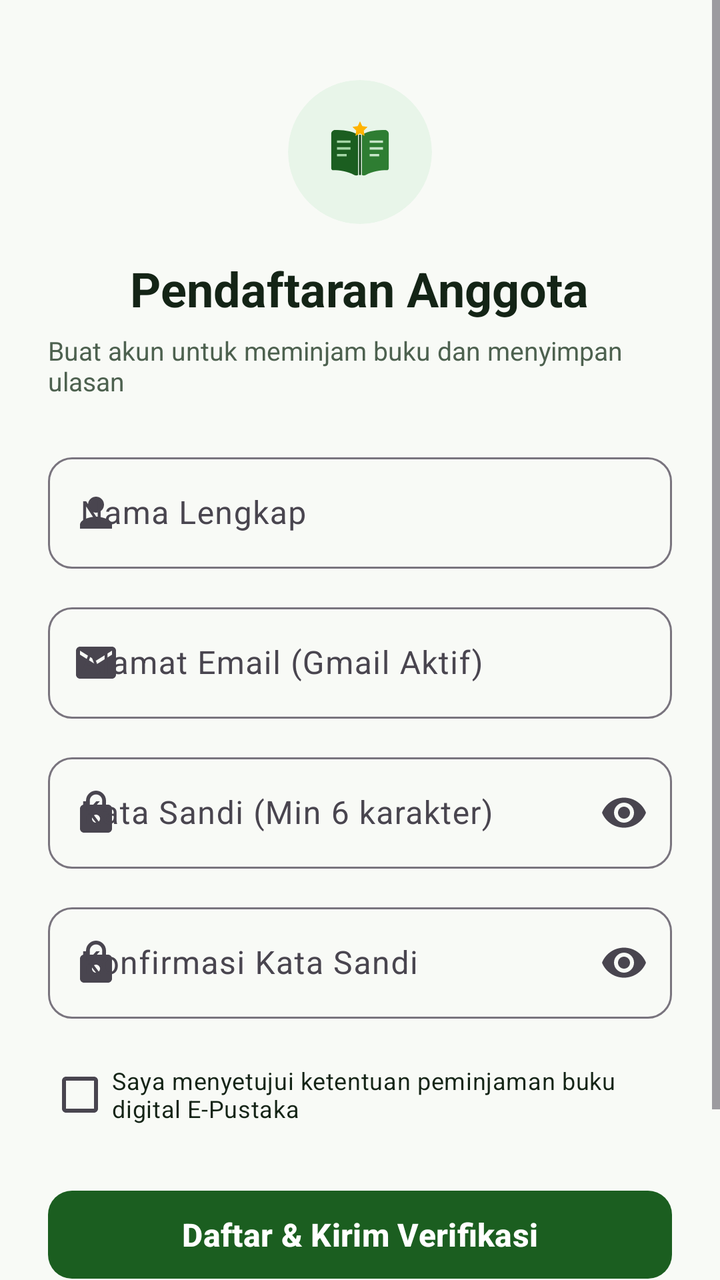
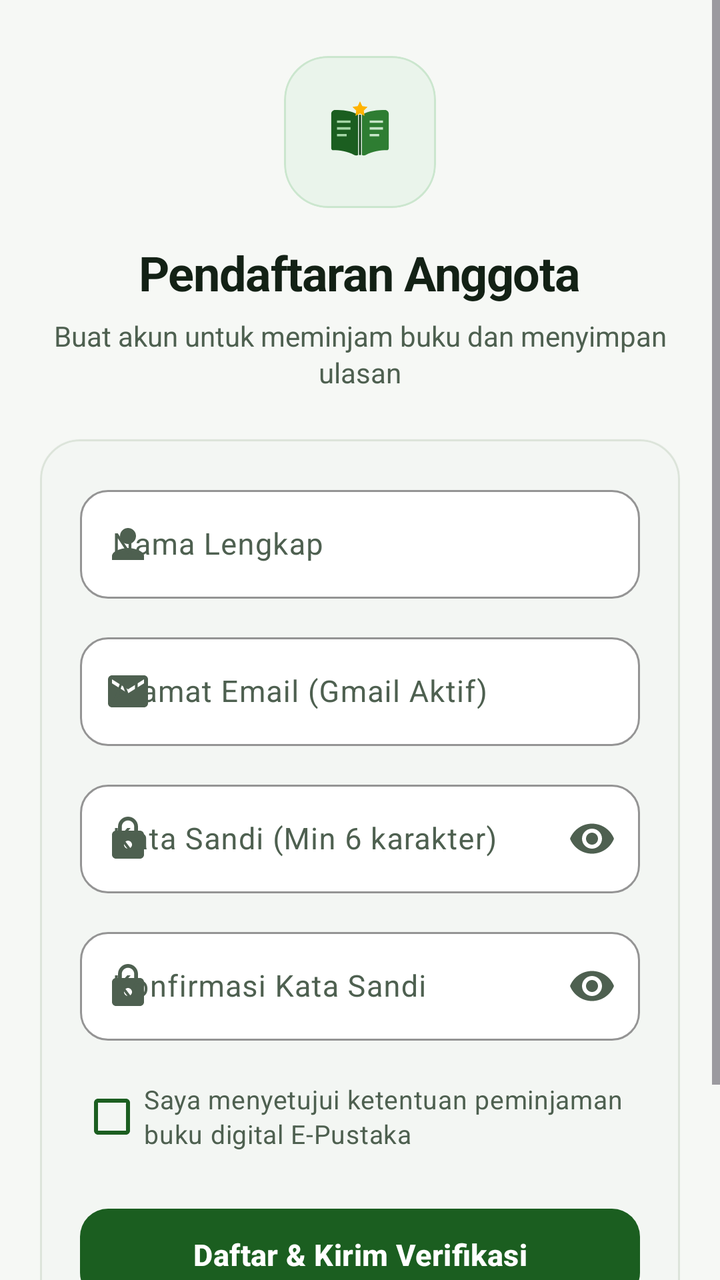

An Android layout rendered at two revisions. The XML below is the earlier revision; the diff shows what the commit changed to produce the second picture.
<!-- AndroidManifest.xml: application theme Theme.Perpustakaan2 -->
<!-- res/layout/activity_register.xml -->
<?xml version="1.0" encoding="utf-8"?>
<ScrollView xmlns:android="http://schemas.android.com/apk/res/android"
    xmlns:app="http://schemas.android.com/apk/res-auto"
    android:layout_width="match_parent"
    android:layout_height="match_parent"
    android:fillViewport="true"
    android:background="@color/background">

    <LinearLayout
        android:layout_width="match_parent"
        android:layout_height="wrap_content"
        android:gravity="center_horizontal"
        android:orientation="vertical"
        android:padding="24dp">

        <com.google.android.material.card.MaterialCardView
            android:layout_width="72dp"
            android:layout_height="72dp"
            android:layout_marginTop="16dp"
            app:cardBackgroundColor="@color/primary_light"
            app:cardCornerRadius="36dp"
            app:cardElevation="0dp"
            app:strokeWidth="0dp">

            <ImageView
                android:layout_width="46dp"
                android:layout_height="46dp"
                android:layout_gravity="center"
                android:contentDescription="@string/app_name"
                android:src="@drawable/ic_logo_epustaka" />
        </com.google.android.material.card.MaterialCardView>

        <TextView
            android:layout_width="wrap_content"
            android:layout_height="wrap_content"
            android:layout_marginTop="16dp"
            android:text="Pendaftaran Anggota"
            android:textColor="@color/text_primary"
            android:textSize="24sp"
            android:textStyle="bold" />

        <TextView
            android:layout_width="wrap_content"
            android:layout_height="wrap_content"
            android:layout_marginTop="6dp"
            android:text="Buat akun untuk meminjam buku dan menyimpan ulasan"
            android:textColor="@color/text_secondary"
            android:textSize="13sp" />

        <com.google.android.material.textfield.TextInputLayout
            android:id="@+id/tilNama"
            style="@style/Widget.Material3.TextInputLayout.OutlinedBox"
            android:layout_width="match_parent"
            android:layout_height="wrap_content"
            android:layout_marginTop="24dp"
            android:hint="Nama Lengkap"
            app:boxCornerRadiusBottomEnd="12dp"
            app:boxCornerRadiusBottomStart="12dp"
            app:boxCornerRadiusTopEnd="12dp"
            app:boxCornerRadiusTopStart="12dp"
            app:startIconDrawable="@drawable/ic_person">

            <com.google.android.material.textfield.TextInputEditText
                android:id="@+id/etNama"
                android:layout_width="match_parent"
                android:layout_height="wrap_content"
                android:inputType="textPersonName"
                android:singleLine="true" />
        </com.google.android.material.textfield.TextInputLayout>

        <com.google.android.material.textfield.TextInputLayout
            android:id="@+id/tilEmail"
            style="@style/Widget.Material3.TextInputLayout.OutlinedBox"
            android:layout_width="match_parent"
            android:layout_height="wrap_content"
            android:layout_marginTop="14dp"
            android:hint="Alamat Email (Gmail Aktif)"
            app:boxCornerRadiusBottomEnd="12dp"
            app:boxCornerRadiusBottomStart="12dp"
            app:boxCornerRadiusTopEnd="12dp"
            app:boxCornerRadiusTopStart="12dp"
            app:startIconDrawable="@drawable/ic_email">

            <com.google.android.material.textfield.TextInputEditText
                android:id="@+id/etEmail"
                android:layout_width="match_parent"
                android:layout_height="wrap_content"
                android:inputType="textEmailAddress"
                android:singleLine="true" />
        </com.google.android.material.textfield.TextInputLayout>

        <com.google.android.material.textfield.TextInputLayout
            android:id="@+id/tilPassword"
            style="@style/Widget.Material3.TextInputLayout.OutlinedBox"
            android:layout_width="match_parent"
            android:layout_height="wrap_content"
            android:layout_marginTop="14dp"
            android:hint="Kata Sandi (Min 6 karakter)"
            app:boxCornerRadiusBottomEnd="12dp"
            app:boxCornerRadiusBottomStart="12dp"
            app:boxCornerRadiusTopEnd="12dp"
            app:boxCornerRadiusTopStart="12dp"
            app:endIconMode="password_toggle"
            app:startIconDrawable="@drawable/ic_lock">

            <com.google.android.material.textfield.TextInputEditText
                android:id="@+id/etPassword"
                android:layout_width="match_parent"
                android:layout_height="wrap_content"
                android:inputType="textPassword"
                android:singleLine="true" />
        </com.google.android.material.textfield.TextInputLayout>

        <com.google.android.material.textfield.TextInputLayout
            android:id="@+id/tilPasswordConfirm"
            style="@style/Widget.Material3.TextInputLayout.OutlinedBox"
            android:layout_width="match_parent"
            android:layout_height="wrap_content"
            android:layout_marginTop="14dp"
            android:hint="Konfirmasi Kata Sandi"
            app:boxCornerRadiusBottomEnd="12dp"
            app:boxCornerRadiusBottomStart="12dp"
            app:boxCornerRadiusTopEnd="12dp"
            app:boxCornerRadiusTopStart="12dp"
            app:endIconMode="password_toggle"
            app:startIconDrawable="@drawable/ic_lock">

            <com.google.android.material.textfield.TextInputEditText
                android:id="@+id/etPasswordConfirm"
                android:layout_width="match_parent"
                android:layout_height="wrap_content"
                android:inputType="textPassword"
                android:singleLine="true" />
        </com.google.android.material.textfield.TextInputLayout>

        <CheckBox
            android:id="@+id/cbAgreeTerms"
            android:layout_width="match_parent"
            android:layout_height="wrap_content"
            android:layout_marginTop="14dp"
            android:text="Saya menyetujui ketentuan peminjaman buku digital E-Pustaka"
            android:textSize="12sp"
            android:textColor="@color/text_primary" />

        <com.google.android.material.button.MaterialButton
            android:id="@+id/btnRegister"
            android:layout_width="match_parent"
            android:layout_height="52dp"
            android:layout_marginTop="20dp"
            android:text="Daftar &amp; Kirim Verifikasi"
            android:textSize="16sp"
            android:textStyle="bold"
            app:cornerRadius="12dp" />

        <LinearLayout
            android:layout_width="wrap_content"
            android:layout_height="wrap_content"
            android:layout_marginTop="20dp"
            android:layout_marginBottom="32dp"
            android:gravity="center"
            android:orientation="horizontal">

            <TextView
                android:layout_width="wrap_content"
                android:layout_height="wrap_content"
                android:text="Sudah memiliki akun? "
                android:textColor="@color/text_secondary"
                android:textSize="14sp" />

            <TextView
                android:id="@+id/tvLoginLink"
                android:layout_width="wrap_content"
                android:layout_height="wrap_content"
                android:text="Masuk di sini"
                android:textColor="@color/primary"
                android:textSize="14sp"
                android:textStyle="bold" />
        </LinearLayout>
    </LinearLayout>
</ScrollView>
<!-- resources referenced by this layout -->
<resources>
  <color name="background">#F8FAF6</color>
  <color name="primary">#1B5E20</color>
  <color name="primary_light">#E8F5E9</color>
  <color name="text_primary">#142416</color>
  <color name="text_secondary">#4D614F</color>
  <string name="app_name">E-Pustaka</string>
  <style name="Theme.Perpustakaan2" parent="Theme.Material3.DayNight.NoActionBar">
          <item name="colorPrimary">@color/primary</item>
          <item name="colorPrimaryVariant">@color/primary_dark</item>
          <item name="colorSecondary">@color/secondary</item>
          <item name="android:statusBarColor">@color/background</item>
          <item name="android:windowLightStatusBar">true</item>
          <item name="android:windowBackground">@color/background</item>
          <item name="colorSurface">@color/surface</item>
          <item name="colorError">@color/error</item>
      </style>
  <color name="primary_dark">#0E3D13</color>
  <color name="secondary">#2E7D32</color>
  <color name="surface">#FFFFFF</color>
  <color name="error">#C62828</color>
  <!-- unchanged entries left out for length: 4 -->
</resources>

<!-- the commit's change to res/layout/activity_register.xml (unified diff, before → after) -->
@@ -3,24 +3,26 @@
     xmlns:app="http://schemas.android.com/apk/res-auto"
     android:layout_width="match_parent"
     android:layout_height="match_parent"
-    android:fillViewport="true"
-    android:background="@color/background">
+    android:background="@color/background"
+    android:fillViewport="true">
 
     <LinearLayout
         android:layout_width="match_parent"
         android:layout_height="wrap_content"
         android:gravity="center_horizontal"
         android:orientation="vertical"
-        android:padding="24dp">
+        android:paddingHorizontal="20dp"
+        android:paddingTop="28dp"
+        android:paddingBottom="32dp">
 
         <com.google.android.material.card.MaterialCardView
-            android:layout_width="72dp"
-            android:layout_height="72dp"
-            android:layout_marginTop="16dp"
+            android:layout_width="76dp"
+            android:layout_height="76dp"
             app:cardBackgroundColor="@color/primary_light"
-            app:cardCornerRadius="36dp"
+            app:cardCornerRadius="22dp"
             app:cardElevation="0dp"
-            app:strokeWidth="0dp">
+            app:strokeColor="@color/primary_container"
+            app:strokeWidth="1dp">
 
             <ImageView
                 android:layout_width="46dp"
@@ -34,7 +36,9 @@
             android:layout_width="wrap_content"
             android:layout_height="wrap_content"
             android:layout_marginTop="16dp"
+            android:letterSpacing="-0.02"
             android:text="Pendaftaran Anggota"
+            android:textAlignment="center"
             android:textColor="@color/text_primary"
             android:textSize="24sp"
             android:textStyle="bold" />
@@ -43,120 +47,130 @@
             android:layout_width="wrap_content"
             android:layout_height="wrap_content"
             android:layout_marginTop="6dp"
+            android:lineSpacingExtra="2dp"
             android:text="Buat akun untuk meminjam buku dan menyimpan ulasan"
+            android:textAlignment="center"
             android:textColor="@color/text_secondary"
-            android:textSize="13sp" />
+            android:textSize="14sp" />
 
-        <com.google.android.material.textfield.TextInputLayout
-            android:id="@+id/tilNama"
-            style="@style/Widget.Material3.TextInputLayout.OutlinedBox"
+        <com.google.android.material.card.MaterialCardView
             android:layout_width="match_parent"
             android:layout_height="wrap_content"
             android:layout_marginTop="24dp"
-            android:hint="Nama Lengkap"
-            app:boxCornerRadiusBottomEnd="12dp"
-            app:boxCornerRadiusBottomStart="12dp"
-            app:boxCornerRadiusTopEnd="12dp"
-            app:boxCornerRadiusTopStart="12dp"
-            app:startIconDrawable="@drawable/ic_person">
+            app:cardBackgroundColor="@color/surface"
+            app:cardCornerRadius="20dp"
+            app:cardElevation="1dp"
+            app:strokeColor="@color/outline"
+            app:strokeWidth="1dp">
 
-            <com.google.android.material.textfield.TextInputEditText
-                android:id="@+id/etNama"
+            <LinearLayout
                 android:layout_width="match_parent"
                 android:layout_height="wrap_content"
-                android:inputType="textPersonName"
-                android:singleLine="true" />
-        </com.google.android.material.textfield.TextInputLayout>
+                android:orientation="vertical"
+                android:padding="20dp">
 
-        <com.google.android.material.textfield.TextInputLayout
-            android:id="@+id/tilEmail"
-            style="@style/Widget.Material3.TextInputLayout.OutlinedBox"
-            android:layout_width="match_parent"
-            android:layout_height="wrap_content"
-            android:layout_marginTop="14dp"
-            android:hint="Alamat Email (Gmail Aktif)"
-            app:boxCornerRadiusBottomEnd="12dp"
-            app:boxCornerRadiusBottomStart="12dp"
-            app:boxCornerRadiusTopEnd="12dp"
-            app:boxCornerRadiusTopStart="12dp"
-            app:startIconDrawable="@drawable/ic_email">
+                <com.google.android.material.textfield.TextInputLayout
+                    android:id="@+id/tilNama"
+                    style="@style/Widget.Epustaka.TextInputLayout"
+                    android:layout_width="match_parent"
+                    android:layout_height="wrap_content"
+                    android:hint="Nama Lengkap"
+                    app:startIconDrawable="@drawable/ic_person">
 
-            <com.google.android.material.textfield.TextInputEditText
-                android:id="@+id/etEmail"
-                android:layout_width="match_parent"
-                android:layout_height="wrap_content"
-                android:inputType="textEmailAddress"
-                android:singleLine="true" />
-        </com.google.android.material.textfield.TextInputLayout>
+                    <com.google.android.material.textfield.TextInputEditText
+                        android:id="@+id/etNama"
+                        android:layout_width="match_parent"
+                        android:layout_height="wrap_content"
+                        android:inputType="textPersonName"
+                        android:singleLine="true"
+                        android:textColor="@color/text_primary"
+                        android:textSize="15sp" />
+                </com.google.android.material.textfield.TextInputLayout>
 
-        <com.google.android.material.textfield.TextInputLayout
-            android:id="@+id/tilPassword"
-            style="@style/Widget.Material3.TextInputLayout.OutlinedBox"
-            android:layout_width="match_parent"
-            android:layout_height="wrap_content"
-            android:layout_marginTop="14dp"
-            android:hint="Kata Sandi (Min 6 karakter)"
-            app:boxCornerRadiusBottomEnd="12dp"
-            app:boxCornerRadiusBottomStart="12dp"
-            app:boxCornerRadiusTopEnd="12dp"
-            app:boxCornerRadiusTopStart="12dp"
-            app:endIconMode="password_toggle"
-            app:startIconDrawable="@drawable/ic_lock">
+                <com.google.android.material.textfield.TextInputLayout
+                    android:id="@+id/tilEmail"
+                    style="@style/Widget.Epustaka.TextInputLayout"
+                    android:layout_width="match_parent"
+                    android:layout_height="wrap_content"
+                    android:layout_marginTop="14dp"
+                    android:hint="Alamat Email (Gmail Aktif)"
+                    app:startIconDrawable="@drawable/ic_email">
 
-            <com.google.android.material.textfield.TextInputEditText
-                android:id="@+id/etPassword"
-                android:layout_width="match_parent"
-                android:layout_height="wrap_content"
-                android:inputType="textPassword"
-                android:singleLine="true" />
-        </com.google.android.material.textfield.TextInputLayout>
+                    <com.google.android.material.textfield.TextInputEditText
+                        android:id="@+id/etEmail"
+                        android:layout_width="match_parent"
+                        android:layout_height="wrap_content"
+                        android:inputType="textEmailAddress"
+                        android:singleLine="true"
+                        android:textColor="@color/text_primary"
+                        android:textSize="15sp" />
+                </com.google.android.material.textfield.TextInputLayout>
 
-        <com.google.android.material.textfield.TextInputLayout
-            android:id="@+id/tilPasswordConfirm"
-            style="@style/Widget.Material3.TextInputLayout.OutlinedBox"
-            android:layout_width="match_parent"
-            android:layout_height="wrap_content"
-            android:layout_marginTop="14dp"
-            android:hint="Konfirmasi Kata Sandi"
-            app:boxCornerRadiusBottomEnd="12dp"
-            app:boxCornerRadiusBottomStart="12dp"
-            app:boxCornerRadiusTopEnd="12dp"
-            app:boxCornerRadiusTopStart="12dp"
-            app:endIconMode="password_toggle"
-            app:startIconDrawable="@drawable/ic_lock">
+                <com.google.android.material.textfield.TextInputLayout
+                    android:id="@+id/tilPassword"
+                    style="@style/Widget.Epustaka.TextInputLayout"
+                    android:layout_width="match_parent"
+                    android:layout_height="wrap_content"
+                    android:layout_marginTop="14dp"
+                    android:hint="Kata Sandi (Min 6 karakter)"
+                    app:endIconMode="password_toggle"
+                    app:startIconDrawable="@drawable/ic_lock">
 
-            <com.google.android.material.textfield.TextInputEditText
-                android:id="@+id/etPasswordConfirm"
-                android:layout_width="match_parent"
-                android:layout_height="wrap_content"
-                android:inputType="textPassword"
-                android:singleLine="true" />
-        </com.google.android.material.textfield.TextInputLayout>
+                    <com.google.android.material.textfield.TextInputEditText
+                        android:id="@+id/etPassword"
+                        android:layout_width="match_parent"
+                        android:layout_height="wrap_content"
+                        android:inputType="textPassword"
+                        android:singleLine="true"
+                        android:textColor="@color/text_primary"
+                        android:textSize="15sp" />
+                </com.google.android.material.textfield.TextInputLayout>
 
-        <CheckBox
-            android:id="@+id/cbAgreeTerms"
-            android:layout_width="match_parent"
-            android:layout_height="wrap_content"
-            android:layout_marginTop="14dp"
-            android:text="Saya menyetujui ketentuan peminjaman buku digital E-Pustaka"
-            android:textSize="12sp"
-            android:textColor="@color/text_primary" />
+                <com.google.android.material.textfield.TextInputLayout
+                    android:id="@+id/tilPasswordConfirm"
+                    style="@style/Widget.Epustaka.TextInputLayout"
+                    android:layout_width="match_parent"
+                    android:layout_height="wrap_content"
+                    android:layout_marginTop="14dp"
+                    android:hint="Konfirmasi Kata Sandi"
+                    app:endIconMode="password_toggle"
+                    app:startIconDrawable="@drawable/ic_lock">
 
-        <com.google.android.material.button.MaterialButton
-            android:id="@+id/btnRegister"
-            android:layout_width="match_parent"
-            android:layout_height="52dp"
-            android:layout_marginTop="20dp"
-            android:text="Daftar &amp; Kirim Verifikasi"
-            android:textSize="16sp"
-            android:textStyle="bold"
-            app:cornerRadius="12dp" />
+                    <com.google.android.material.textfield.TextInputEditText
+                        android:id="@+id/etPasswordConfirm"
+                        android:layout_width="match_parent"
+                        android:layout_height="wrap_content"
+                        android:inputType="textPassword"
+                        android:singleLine="true"
+                        android:textColor="@color/text_primary"
+                        android:textSize="15sp" />
+                </com.google.android.material.textfield.TextInputLayout>
+
+                <CheckBox
+                    android:id="@+id/cbAgreeTerms"
+                    android:layout_width="match_parent"
+                    android:layout_height="wrap_content"
+                    android:layout_marginTop="14dp"
+                    android:buttonTint="@color/primary"
+                    android:lineSpacingExtra="2dp"
+                    android:text="Saya menyetujui ketentuan peminjaman buku digital E-Pustaka"
+                    android:textColor="@color/text_secondary"
+                    android:textSize="13sp" />
+
+                <com.google.android.material.button.MaterialButton
+                    android:id="@+id/btnRegister"
+                    style="@style/Widget.Epustaka.Button.Primary"
+                    android:layout_width="match_parent"
+                    android:layout_height="54dp"
+                    android:layout_marginTop="18dp"
+                    android:text="Daftar &amp; Kirim Verifikasi" />
+            </LinearLayout>
+        </com.google.android.material.card.MaterialCardView>
 
         <LinearLayout
             android:layout_width="wrap_content"
             android:layout_height="wrap_content"
-            android:layout_marginTop="20dp"
-            android:layout_marginBottom="32dp"
+            android:layout_marginTop="22dp"
             android:gravity="center"
             android:orientation="horizontal">
 
@@ -171,6 +185,11 @@
                 android:id="@+id/tvLoginLink"
                 android:layout_width="wrap_content"
                 android:layout_height="wrap_content"
+                android:background="?attr/selectableItemBackgroundBorderless"
+                android:clickable="true"
+                android:focusable="true"
+                android:paddingHorizontal="6dp"
+                android:paddingVertical="4dp"
                 android:text="Masuk di sini"
                 android:textColor="@color/primary"
                 android:textSize="14sp"
<!-- resource entries referenced after the edit -->
@@ -1,25 +1,77 @@
 <!-- resources referenced by this layout -->
 <resources>
-  <color name="background">#F8FAF6</color>
+  <color name="background">#F6F8F5</color>
+  <color name="outline">#DCE4DA</color>
   <color name="primary">#1B5E20</color>
-  <color name="primary_light">#E8F5E9</color>
-  <color name="text_primary">#142416</color>
-  <color name="text_secondary">#4D614F</color>
+  <color name="primary_container">#CBE6CE</color>
+  <color name="primary_light">#EAF4EB</color>
+  <color name="text_primary">#132115</color>
+  <color name="text_secondary">#4E6050</color>
   <string name="app_name">E-Pustaka</string>
+  <style name="Widget.Epustaka.Button.Primary" parent="Widget.Material3.Button">
+          <item name="android:minHeight">52dp</item>
+          <item name="android:textAllCaps">false</item>
+          <item name="android:textSize">15sp</item>
+          <item name="android:textStyle">bold</item>
+          <item name="android:letterSpacing">0.01</item>
+          <item name="cornerRadius">14dp</item>
+          <item name="elevation">0dp</item>
+      </style>
+  <style name="Widget.Epustaka.TextInputLayout" parent="Widget.Material3.TextInputLayout.OutlinedBox">
+          <item name="boxBackgroundColor">@color/surface</item>
+          <item name="boxCornerRadiusBottomEnd">14dp</item>
+          <item name="boxCornerRadiusBottomStart">14dp</item>
+          <item name="boxCornerRadiusTopEnd">14dp</item>
+          <item name="boxCornerRadiusTopStart">14dp</item>
+          <item name="boxStrokeColor">@color/primary</item>
+          <item name="boxStrokeWidth">1dp</item>
+          <item name="boxStrokeWidthFocused">1.5dp</item>
+          <item name="hintTextColor">@color/primary</item>
+          <item name="startIconTint">@color/text_secondary</item>
+          <item name="endIconTint">@color/text_secondary</item>
+      </style>
   <style name="Theme.Perpustakaan2" parent="Theme.Material3.DayNight.NoActionBar">
           <item name="colorPrimary">@color/primary</item>
           <item name="colorPrimaryVariant">@color/primary_dark</item>
+          <item name="colorOnPrimary">@color/on_primary</item>
+          <item name="colorPrimaryContainer">@color/primary_container</item>
+          <item name="colorOnPrimaryContainer">@color/primary_dark</item>
+  
           <item name="colorSecondary">@color/secondary</item>
+          <item name="colorOnSecondary">@color/on_secondary</item>
+          <item name="colorSecondaryContainer">@color/secondary_container</item>
+          <item name="colorOnSecondaryContainer">@color/secondary_dark</item>
+  
+          <item name="android:colorBackground">@color/background</item>
+          <item name="android:windowBackground">@color/background</item>
+          <item name="colorSurface">@color/surface</item>
+          <item name="colorOnSurface">@color/text_primary</item>
+          <item name="colorSurfaceVariant">@color/surface_variant</item>
+          <item name="colorOnSurfaceVariant">@color/text_secondary</item>
+          <item name="colorOutline">@color/outline</item>
+          <item name="colorOutlineVariant">@color/outline_variant</item>
+  
+          <item name="colorError">@color/error</item>
+          <item name="colorOnError">@color/white</item>
+          <item name="colorErrorContainer">@color/error_container</item>
+  
           <item name="android:statusBarColor">@color/background</item>
           <item name="android:windowLightStatusBar">true</item>
-          <item name="android:windowBackground">@color/background</item>
-          <item name="colorSurface">@color/surface</item>
-          <item name="colorError">@color/error</item>
+          <item name="android:navigationBarColor">@color/surface</item>
+          <item name="android:windowLightNavigationBar" tools:targetApi="27">true</item>
       </style>
   <color name="primary_dark">#0E3D13</color>
+  <color name="on_primary">#FFFFFF</color>
   <color name="secondary">#2E7D32</color>
+  <color name="on_secondary">#FFFFFF</color>
+  <color name="secondary_container">#D8EED9</color>
+  <color name="secondary_dark">#1B5E20</color>
+  <color name="surface_variant">#EDF3EC</color>
+  <color name="outline_variant">#EAEFE8</color>
   <color name="surface">#FFFFFF</color>
-  <color name="error">#C62828</color>
+  <color name="error">#BA1A1A</color>
+  <color name="white">#FFFFFFFF</color>
+  <color name="error_container">#FFDAD6</color>
   <!-- unchanged entries left out for length: 4 -->
 </resources>
 
